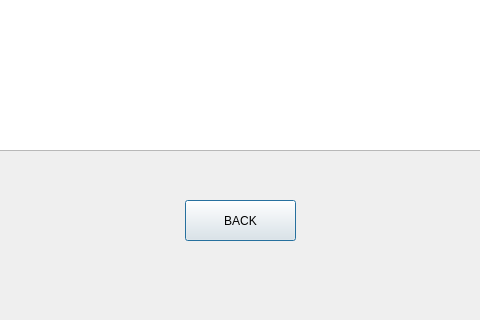
mesum-abbas/Canteen_Managment_System, file stock_alert.ui: the form before one commit; both pictures show x 255 to 735 and y 380 to 700 of the 1000 by 700 pixel window.
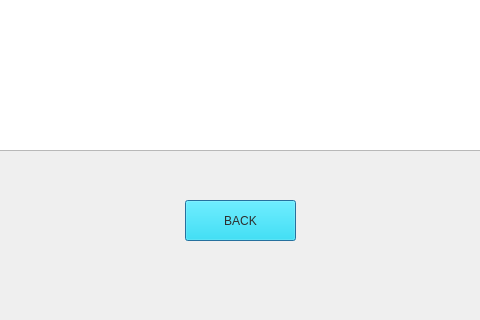
The form after the commit.

Patch:
```diff
--- a/stock_alert.ui
+++ b/stock_alert.ui
@@ -23,7 +23,10 @@
     </rect>
    </property>
    <property name="styleSheet">
-    <string notr="true">font: 20pt &quot;Segoe UI&quot;;</string>
+    <string notr="true">font: 12pt &quot;Segoe UI&quot;;
+font: 12pt &quot;Segoe UI&quot;;
+background-color: rgb(0, 229, 255);
+color: rgb(46, 46, 46);</string>
    </property>
    <property name="text">
     <string>BACK</string>
```
